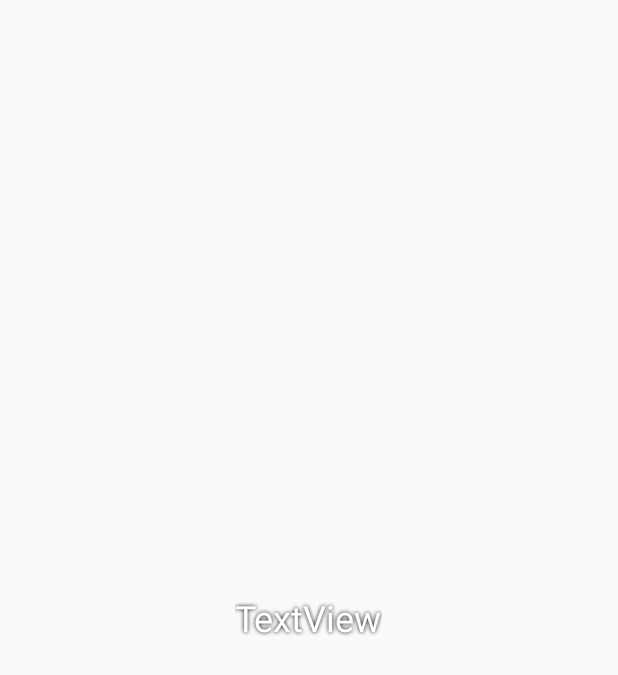
After one commit to muety/baking-time-android, an Android app: the layout recipe_card_item.xml on its own in the app's theme, with its tools: preview values and no code run, on a phone screen of 412 x 824 dp. The commit adds this screen. Shown: the top 675 px of the screen. Run offline under Robolectric (Android 15) with nearby library versions, the phone set to English and light mode, and no system bars.

Commit message:
Show recipe overview grid.

```diff
--- a/app/build.gradle
+++ b/app/build.gradle
@@ -31,6 +31,7 @@ dependencies {
     implementation 'com.jakewharton:butterknife:8.8.1'
     implementation 'com.squareup.okhttp3:okhttp:3.10.0'
     implementation 'com.google.code.gson:gson:2.8.2'
+    implementation 'com.squareup.picasso:picasso:2.5.2'
     compileOnly 'org.projectlombok:lombok:1.16.20'
     testImplementation 'junit:junit:4.12'
     androidTestImplementation 'com.android.support.test:runner:1.0.2'
--- a/app/src/main/java/com/github/n1try/bakingtime/model/Recipe.java
+++ b/app/src/main/java/com/github/n1try/bakingtime/model/Recipe.java
@@ -1,4 +1,6 @@
 package com.github.n1try.bakingtime.model;
+
+import com.google.gson.annotations.SerializedName;
 
 import java.util.List;
 
@@ -21,6 +23,7 @@ public class Recipe {
     private int id;
     private int servings;
     private String name;
+    @SerializedName("image")
     private String imageUrl;
     private List<RecipeIngredient> ingredients;
     private List<RecipeStep> steps;
--- a/app/src/main/res/layout/activity_main.xml
+++ b/app/src/main/res/layout/activity_main.xml
@@ -4,11 +4,15 @@
     android:layout_width="match_parent"
     android:layout_height="match_parent"
     android:orientation="vertical"
+    android:padding="8dp"
     tools:context="com.github.n1try.bakingtime.ui.MainActivity">
 
     <GridView
         android:id="@+id/recipe_overview_gv"
         android:layout_width="match_parent"
-        android:layout_height="match_parent" />
+        android:layout_height="match_parent"
+        android:horizontalSpacing="8dp"
+        android:numColumns="@integer/num_cols_phone"
+        android:verticalSpacing="8dp" />
 
 </LinearLayout>
--- /dev/null
+++ b/app/src/main/res/layout/recipe_card_item.xml
@@ -0,0 +1,20 @@
+<?xml version="1.0" encoding="utf-8"?>
+<FrameLayout xmlns:android="http://schemas.android.com/apk/res/android"
+    android:layout_width="match_parent"
+    android:layout_height="match_parent">
+
+    <ImageView
+        android:id="@+id/recipe_item_iv"
+        android:layout_width="match_parent"
+        android:layout_height="170dp"
+        android:layout_gravity="center"
+        android:scaleType="centerCrop" />
+
+    <TextView
+        android:id="@+id/recipe_item_name_tv"
+        style="@style/SubHeadingOnImageText"
+        android:layout_width="wrap_content"
+        android:layout_height="wrap_content"
+        android:layout_gravity="center"
+        android:text="TextView" />
+</FrameLayout>
--- /dev/null
+++ b/app/src/main/res/values-sw600dp/bools.xml
@@ -0,0 +1,4 @@
+<?xml version="1.0" encoding="utf-8"?>
+<resources>
+    <bool name="is_tablet">true</bool>
+</resources>
--- /dev/null
+++ b/app/src/main/res/values/bools.xml
@@ -0,0 +1,4 @@
+<?xml version="1.0" encoding="utf-8"?>
+<resources>
+    <bool name="is_tablet">false</bool>
+</resources>
--- a/app/src/main/res/values/colors.xml
+++ b/app/src/main/res/values/colors.xml
@@ -8,4 +8,5 @@
     <color name="colorSecondaryDark">#c6a700</color>
     <color name="textColorPrimary">#333333</color>
     <color name="textColorSecondary">#333333</color>
+    <color name="foreground_material_light">#be1515</color>
 </resources>
--- /dev/null
+++ b/app/src/main/res/values/numbers.xml
@@ -0,0 +1,5 @@
+<?xml version="1.0" encoding="utf-8"?>
+<resources>
+    <integer name="num_cols_phone">1</integer>
+    <integer name="num_cols_tablet">3</integer>
+</resources>
--- a/app/src/main/res/values/styles.xml
+++ b/app/src/main/res/values/styles.xml
@@ -6,9 +6,32 @@
         <item name="colorPrimary">@color/colorPrimary</item>
         <item name="colorPrimaryDark">@color/colorPrimaryDark</item>
         <item name="colorAccent">@color/colorSecondary</item>
-        <item name="android:navigationBarColor">@color/textColorPrimary</item>
         <item name="android:textColorPrimary">@color/textColorPrimary</item>
         <item name="android:textColorSecondary">@color/textColorSecondary</item>
+        <item name="android:navigationBarColor">?android:attr/colorPrimaryDark</item>
     </style>
 
+    <style name="AppTheme.AppActionBar" parent="@android:style/Widget.Holo.Light.ActionBar">
+        <item name="android:titleTextStyle">@style/AppTheme.AppActionBar.TitleTextStyle</item>
+    </style>
+
+    <style name="AppTheme.AppActionBar.TitleTextStyle" parent="@android:style/TextAppearance.Holo.Widget.ActionBar.Title">
+        <item name="android:textStyle">bold</item>
+        <item name="android:fontFamily">casual</item>
+    </style>
+
+    <style name="TitleBarTextAppearance" parent="android:TextAppearance">
+        <item name="android:fontFamily">casual</item>
+        <item name="android:color">@android:color/white</item>
+        <item name="android:textSize">28sp</item>
+    </style>
+
+    <style name="SubHeadingOnImageText" parent="TextAppearance.AppCompat">
+        <item name="android:textSize">24sp</item>
+        <item name="android:textColor">@android:color/white</item>
+        <item name="android:shadowColor">#000000</item>
+        <item name="android:shadowDx">0</item>
+        <item name="android:shadowDy">0</item>
+        <item name="android:shadowRadius">3</item>
+    </style>
 </resources>
```
Also changed, not shown: app/src/main/java/com/github/n1try/bakingtime/ui/MainActivity.java (+11 -1 lines), app/src/main/java/com/github/n1try/bakingtime/ui/RecipeItemAdapter.java (added, +59 -0 lines), app/src/main/res/values/arrays.xml (added, +10 -0 lines), app/src/main/res/drawable/baking_1.jpg (added), app/src/main/res/drawable/baking_2.jpg (added), app/src/main/res/drawable/baking_3.jpg (added), app/src/main/res/drawable/baking_4.jpg (added), app/src/main/res/drawable/baking_5.jpg (added).
